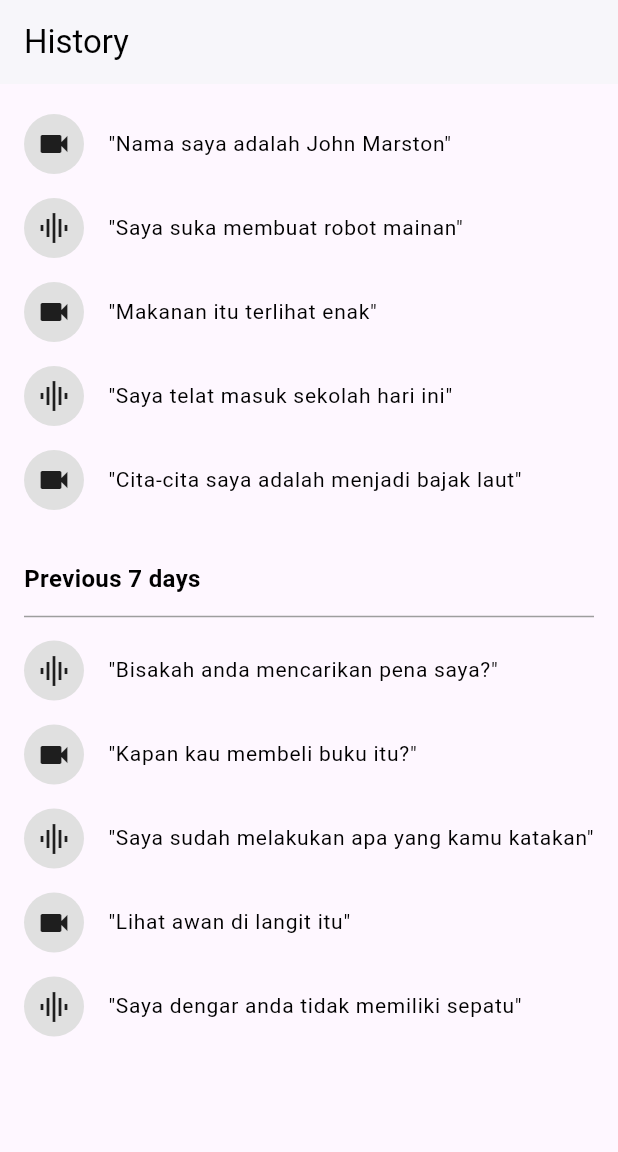
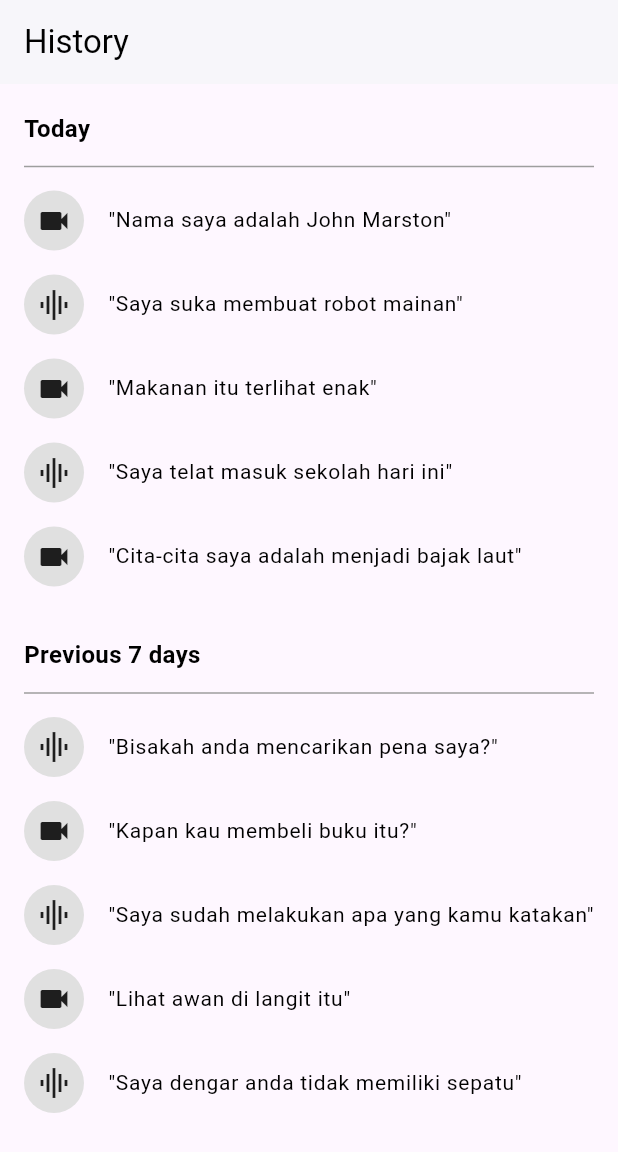
Before and after one commit to RafaMufid/Gestra-Mobile, a Flutter app: the HistoryPage screen opened directly, on a phone screen of 412 x 824 dp. Shown: the top 1152 px of the screen. Run offline on Flutter 3.47's test engine with Material 3 defaults, Android fonts, the phone set to English and light mode, and no system bars.

Commit message:
sedikit upadate

```diff
--- a/gestra/lib/history.dart
+++ b/gestra/lib/history.dart
@@ -40,6 +40,8 @@ class _HistoryPageState extends State<HistoryPage> {
           padding: const EdgeInsets.symmetric(horizontal: 16.0, vertical: 12.0),
           child: ListView(
             children: [
+              _sectionTitle('Today'),
+              _divider(),
               for (int i = 0; i < today.length; i++)
               _historyItem(
                 today[i]["type"]!,
```
